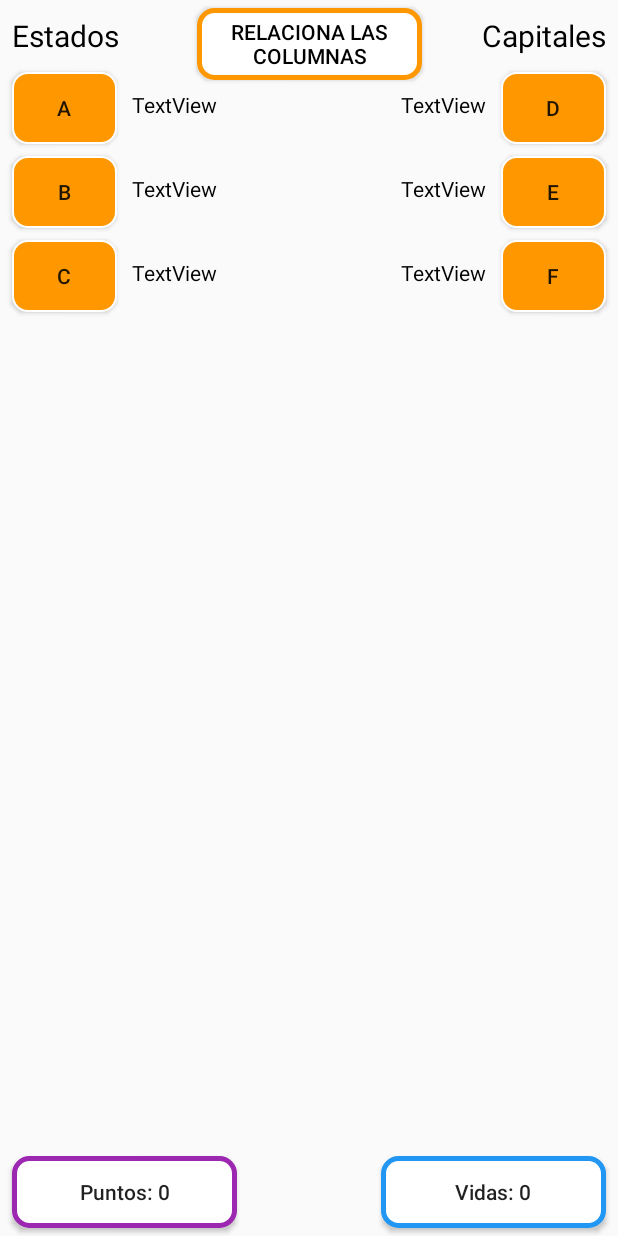
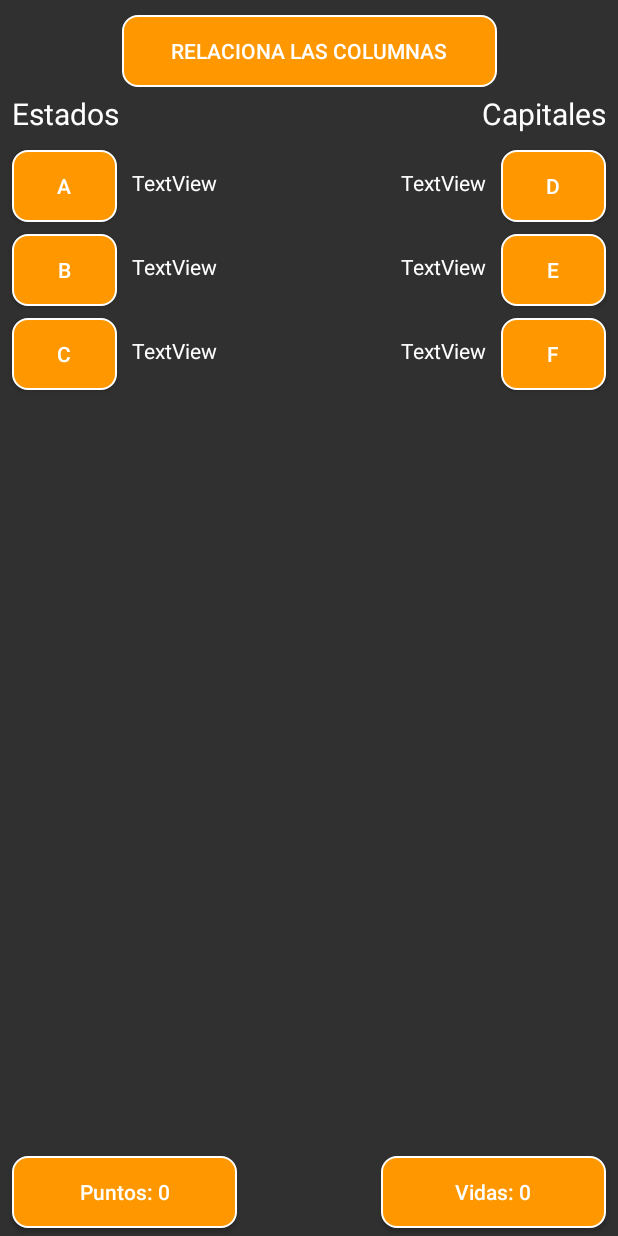
Before and after one commit to DavidGomezD/tuGeoApp, an Android app: the layout activity_juego.xml on its own in the app's theme, with its tools: preview values and no code run, on a phone screen of 412 x 824 dp. Run offline under Robolectric (Android 15) with nearby library versions, the phone set to English and light mode, and no system bars.

Commit message:
beta de la 2.0

```diff
--- a/app/src/main/AndroidManifest.xml
+++ b/app/src/main/AndroidManifest.xml
@@ -8,7 +8,7 @@
         android:label="@string/app_name"
         android:roundIcon="@mipmap/ic_launcher_round"
         android:supportsRtl="true"
-        android:theme="@style/AppTheme">
+        android:theme="@style/Theme.AppCompat.NoActionBar">
         <activity
             android:name=".datosEstados"
             android:screenOrientation="landscape"></activity>
--- a/app/src/main/res/drawable/b_correcto.xml
+++ b/app/src/main/res/drawable/b_correcto.xml
@@ -1,8 +1,8 @@
 <?xml version="1.0" encoding="utf-8"?>
 <shape xmlns:android="http://schemas.android.com/apk/res/android">
 
-    <solid android:color="#fff"></solid>
+    <solid android:color="#FB8C00"></solid>
     <corners android:radius="10dp"></corners>
-    <stroke android:color="#8BC34A" android:width="3dp"></stroke>
+    <stroke android:color="#CB8BC34A" android:width="3dp"></stroke>
 
 </shape>
--- a/app/src/main/res/drawable/b_encendido.xml
+++ b/app/src/main/res/drawable/b_encendido.xml
@@ -1,7 +1,7 @@
 <?xml version="1.0" encoding="utf-8"?>
 <shape xmlns:android="http://schemas.android.com/apk/res/android">
 
-    <solid android:color="#ffffff"></solid>
+    <solid android:color="#34FB8C00"></solid>
     <corners android:radius="10dp"></corners>
     <stroke android:color="#ff9800" android:width="3dp"></stroke>
 
--- a/app/src/main/res/drawable/b_fallaste.xml
+++ b/app/src/main/res/drawable/b_fallaste.xml
@@ -1,8 +1,8 @@
 <?xml version="1.0" encoding="utf-8"?>
 <shape xmlns:android="http://schemas.android.com/apk/res/android">
 
-    <solid android:color="#fff"></solid>
+    <solid android:color="#FB8C00"></solid>
     <corners android:radius="10dp"></corners>
-    <stroke android:color="#E91E63" android:width="3dp"></stroke>
+    <stroke android:color="#9AFF0000" android:width="3dp"></stroke>
 
 </shape>
--- a/app/src/main/res/drawable/b_puntos.xml
+++ b/app/src/main/res/drawable/b_puntos.xml
@@ -1,8 +1,8 @@
 <?xml version="1.0" encoding="utf-8"?>
 <shape xmlns:android="http://schemas.android.com/apk/res/android">
 
-    <solid android:color="#fff"></solid>
+    <solid android:color="#FB8C00"></solid>
     <corners android:radius="10dp"></corners>
-    <stroke android:color="#9C27B0" android:width="3dp"></stroke>
+    <stroke android:color="#65FB8C00" android:width="3dp"></stroke>
 
 </shape>
--- a/app/src/main/res/layout/activity_juego.xml
+++ b/app/src/main/res/layout/activity_juego.xml
@@ -74,12 +74,12 @@
 
     <Button
         android:id="@+id/textView9"
-        android:layout_width="150dp"
+        android:layout_width="250dp"
         android:layout_height="wrap_content"
-        android:layout_marginTop="5dp"
-        android:background="@drawable/b_encendido"
+        android:layout_marginTop="10dp"
+        android:background="@drawable/btn_redondo"
         android:text="Relaciona las columnas"
-        android:textColor="#000"
+        android:textColor="#fff"
         app:layout_constraintEnd_toEndOf="parent"
         app:layout_constraintHorizontal_bias="0.5"
         app:layout_constraintStart_toStartOf="parent"
@@ -92,7 +92,7 @@
         android:layout_marginStart="10dp"
         android:layout_marginTop="12dp"
         android:text="TextView"
-        android:textColor="#000"
+        android:textColor="#fff"
         app:layout_constraintStart_toEndOf="@+id/button13"
         app:layout_constraintTop_toTopOf="@+id/button13" />
 
@@ -103,7 +103,7 @@
         android:layout_marginStart="10dp"
         android:layout_marginTop="12dp"
         android:text="TextView"
-        android:textColor="#000"
+        android:textColor="#fff"
         app:layout_constraintStart_toEndOf="@+id/button14"
         app:layout_constraintTop_toTopOf="@+id/button14" />
 
@@ -114,7 +114,7 @@
         android:layout_marginStart="10dp"
         android:layout_marginTop="12dp"
         android:text="TextView"
-        android:textColor="#000"
+        android:textColor="#fff"
         app:layout_constraintStart_toEndOf="@+id/button15"
         app:layout_constraintTop_toTopOf="@+id/button15" />
 
@@ -125,7 +125,7 @@
         android:layout_marginTop="12dp"
         android:layout_marginEnd="10dp"
         android:text="TextView"
-        android:textColor="#000"
+        android:textColor="#fff"
         app:layout_constraintEnd_toStartOf="@+id/button16"
         app:layout_constraintTop_toTopOf="@+id/button16" />
 
@@ -136,7 +136,7 @@
         android:layout_marginTop="12dp"
         android:layout_marginEnd="10dp"
         android:text="TextView"
-        android:textColor="#000"
+        android:textColor="#fff"
         app:layout_constraintEnd_toStartOf="@+id/button17"
         app:layout_constraintTop_toTopOf="@+id/button17" />
 
@@ -147,7 +147,7 @@
         android:layout_marginTop="12dp"
         android:layout_marginEnd="10dp"
         android:text="TextView"
-        android:textColor="#000"
+        android:textColor="#fff"
         app:layout_constraintEnd_toStartOf="@+id/button18"
         app:layout_constraintTop_toTopOf="@+id/button18" />
 
@@ -156,24 +156,24 @@
         android:layout_width="wrap_content"
         android:layout_height="30dp"
         android:layout_marginStart="8dp"
-        android:layout_marginTop="10dp"
+        android:layout_marginTop="4dp"
         android:text="Estados"
-        android:textColor="#000"
+        android:textColor="#fff"
         android:textSize="20dp"
         app:layout_constraintStart_toStartOf="parent"
-        app:layout_constraintTop_toTopOf="parent" />
+        app:layout_constraintTop_toBottomOf="@+id/textView9" />
 
     <TextView
         android:id="@+id/textView8"
         android:layout_width="wrap_content"
         android:layout_height="30dp"
-        android:layout_marginTop="10dp"
+        android:layout_marginTop="4dp"
         android:layout_marginEnd="8dp"
         android:text="Capitales"
-        android:textColor="#000"
+        android:textColor="#fff"
         android:textSize="20dp"
         app:layout_constraintEnd_toEndOf="parent"
-        app:layout_constraintTop_toTopOf="parent" />
+        app:layout_constraintTop_toBottomOf="@+id/textView9" />
 
     <Button
         android:id="@+id/textView10"
@@ -181,8 +181,9 @@
         android:layout_height="wrap_content"
         android:layout_marginStart="8dp"
         android:layout_marginBottom="5dp"
-        android:background="@drawable/b_puntos"
+        android:background="@drawable/btn_redondo"
         android:text="Puntos: 0"
+        android:textColor="#fff"
         android:textAllCaps="false"
         app:layout_constraintBottom_toBottomOf="parent"
         app:layout_constraintStart_toStartOf="parent" />
@@ -193,7 +194,7 @@
         android:layout_height="wrap_content"
         android:layout_marginEnd="8dp"
         android:layout_marginBottom="5dp"
-        android:background="@drawable/b_vida"
+        android:background="@drawable/btn_redondo"
         android:text="Vidas: 0"
         android:textAllCaps="false"
         app:layout_constraintBottom_toBottomOf="parent"
--- a/app/src/main/res/layout/activity_segunda_actividad.xml
+++ b/app/src/main/res/layout/activity_segunda_actividad.xml
@@ -30,7 +30,7 @@
         android:gravity="center"
         android:text="Puntuación: 00"
         android:textAllCaps="false"
-        android:textColor="#000"
+        android:textColor="#fff"
         android:textSize="22dp"
         app:layout_constraintEnd_toEndOf="parent"
         app:layout_constraintHorizontal_bias="0.5"
@@ -44,7 +44,7 @@
         android:layout_marginTop="20dp"
         android:gravity="center"
         android:text="Record"
-        android:textColor="#000"
+        android:textColor="#fff"
         android:textSize="22dp"
         app:layout_constraintEnd_toEndOf="parent"
         app:layout_constraintHorizontal_bias="0.5"
```
Also changed, not shown: app/src/main/res/layout/activity_datos_estados.xml (+14 -3 lines), app/src/main/res/layout/activity_informacion.xml (+8 -14 lines), app/src/main/res/drawable/mapa.png (added), app/src/main/res/drawable/mapamx.png (added).
